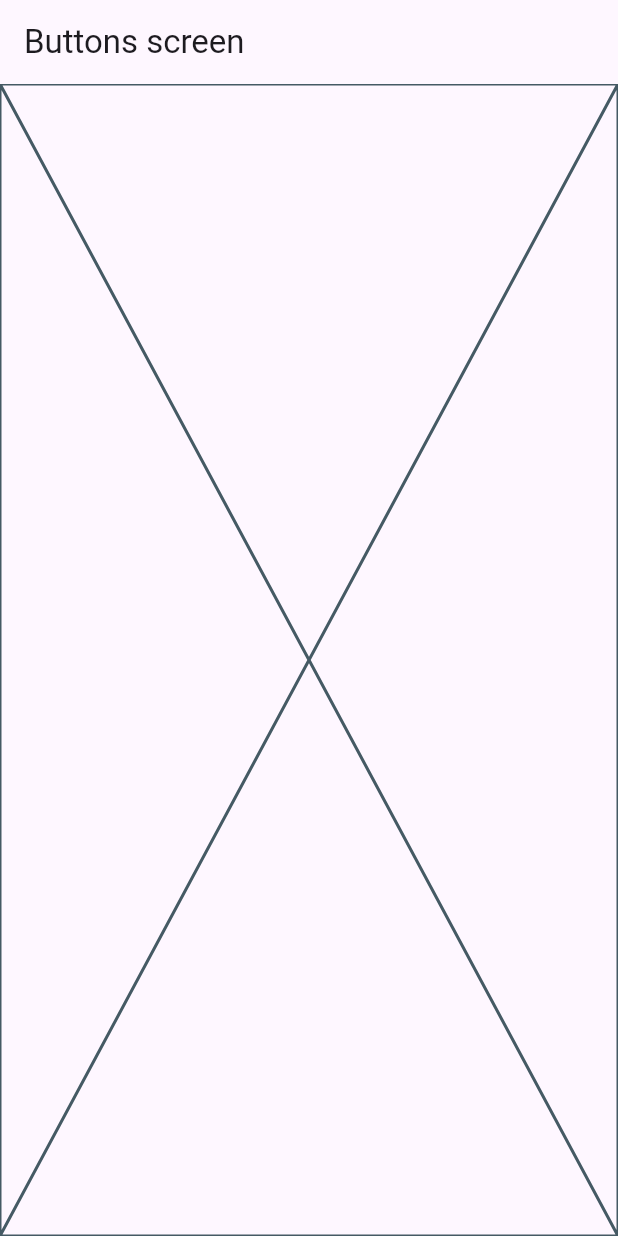
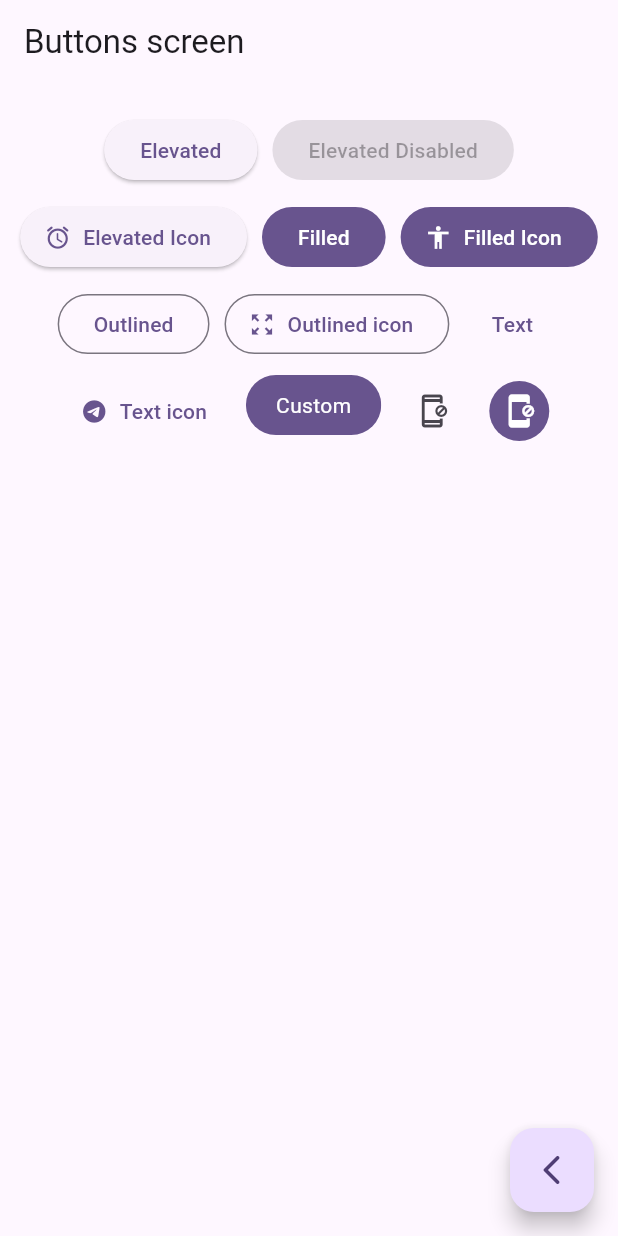
Before and after one commit to Meikez/Flutter-Widgets, a Flutter app: the ButtonsScreen screen opened by its route, on a phone screen of 412 x 824 dp. Run offline on Flutter 3.47's test engine with Material 2 defaults, Android fonts, the phone set to English and light mode, and no system bars; our stand-ins replace go_router.

Commit message:
custom button creado

```diff
--- a/lib/main.dart
+++ b/lib/main.dart
@@ -1,9 +1,6 @@
 import 'package:flutter/material.dart';
 import 'package:widgets_app/config/router/app_router.dart';
 import 'package:widgets_app/config/theme/app_theme.dart';
-import 'package:widgets_app/presentation/screens/buttons/buttons_screen.dart';
-import 'package:widgets_app/presentation/screens/cards/cards_screen.dart';
-import 'package:widgets_app/presentation/screens/home/home_screen.dart';
 
 void main() {
   runApp(const MainApp());
--- a/lib/presentation/screens/buttons/buttons_screen.dart
+++ b/lib/presentation/screens/buttons/buttons_screen.dart
@@ -1,4 +1,5 @@
 import 'package:flutter/material.dart';
+import 'package:go_router/go_router.dart';
 
 class ButtonsScreen extends StatelessWidget {
   static const String name = 'buttons_screen';
@@ -10,7 +11,94 @@ class ButtonsScreen extends StatelessWidget {
       appBar: AppBar(
         title: const Text('Buttons screen'),
       ),
-      body: const Placeholder(),
+      body: _ButtonsView(),
+      floatingActionButton: FloatingActionButton(
+        child: const Icon(Icons.arrow_back_ios_rounded),
+        onPressed: () {
+          context.pop();
+        },
+      ),
     );
   }
 }
+
+class _ButtonsView extends StatelessWidget {
+  const _ButtonsView();
+
+  @override
+  Widget build(BuildContext context) {
+    final colors = Theme.of(context).colorScheme;
+    return SizedBox(
+      width: double.infinity,
+      child: Padding(
+        padding: const EdgeInsets.symmetric(horizontal: 10, vertical: 20),
+        child: Wrap(
+          spacing: 10,
+          runSpacing: 10,
+          alignment: WrapAlignment.center,
+          children: [
+            ElevatedButton(onPressed: () {}, child: const Text('Elevated')),
+            const ElevatedButton(
+                onPressed: null, child: Text('Elevated Disabled')),
+            ElevatedButton.icon(
+                onPressed: () {},
+                icon: const Icon(Icons.access_alarm_rounded),
+                label: const Text('Elevated Icon')),
+            FilledButton(onPressed: () {}, child: const Text('Filled')),
+            FilledButton.icon(
+              onPressed: () {},
+              icon: const Icon(Icons.accessibility_sharp),
+              label: const Text('Filled Icon'),
+            ),
+            OutlinedButton(onPressed: () {}, child: const Text('Outlined')),
+            OutlinedButton.icon(
+                onPressed: () {},
+                icon: const Icon(Icons.zoom_out_map_sharp),
+                label: const Text('Outlined icon')),
+            TextButton(onPressed: () {}, child: const Text('Text')),
+            TextButton.icon(
+                onPressed: () {},
+                icon: const Icon(Icons.telegram),
+                label: const Text('Text icon')),
+            CustomButton(),
+            IconButton(
+                onPressed: () {},
+                icon: const Icon(Icons.app_blocking_outlined)),
+            IconButton(
+              onPressed: () {},
+              icon: const Icon(Icons.app_blocking_rounded),
+              style: ButtonStyle(
+                  backgroundColor: MaterialStatePropertyAll(colors.primary),
+                  iconColor: const MaterialStatePropertyAll(Colors.white)),
+            ),
+          ],
+        ),
+      ),
+    );
+  }
+}
+
+class CustomButton extends StatelessWidget {
+  const CustomButton({super.key});
+
+  @override
+  Widget build(BuildContext context) {
+    final colors = Theme.of(context).colorScheme;
+    return ClipRRect(
+      borderRadius: BorderRadius.circular(20),
+      child: Material(
+        color: colors.primary,
+        child: InkWell(
+          onTap: (){},
+          child: const Padding(
+            padding: EdgeInsets.symmetric(horizontal: 20, vertical: 10),
+            child: Text(
+              'Custom',
+              style: TextStyle(color: Colors.white),
+            ),
+          ),
+        ),
+      ),
+    );
+  }
+}
--- a/lib/presentation/screens/home/home_screen.dart
+++ b/lib/presentation/screens/home/home_screen.dart
@@ -1,8 +1,7 @@
 import 'package:flutter/material.dart';
 import 'package:go_router/go_router.dart';
 import 'package:widgets_app/config/menu/menu_items.dart';
-import 'package:widgets_app/presentation/screens/buttons/buttons_screen.dart';
-import 'package:widgets_app/presentation/screens/cards/cards_screen.dart';
+
 
 class HomeScreen extends StatelessWidget {
   static const String name = 'home_screen';
```
